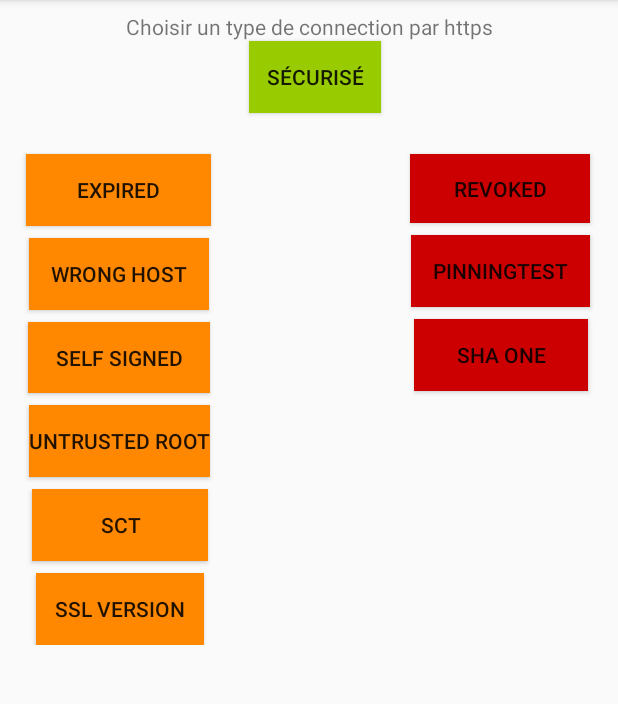
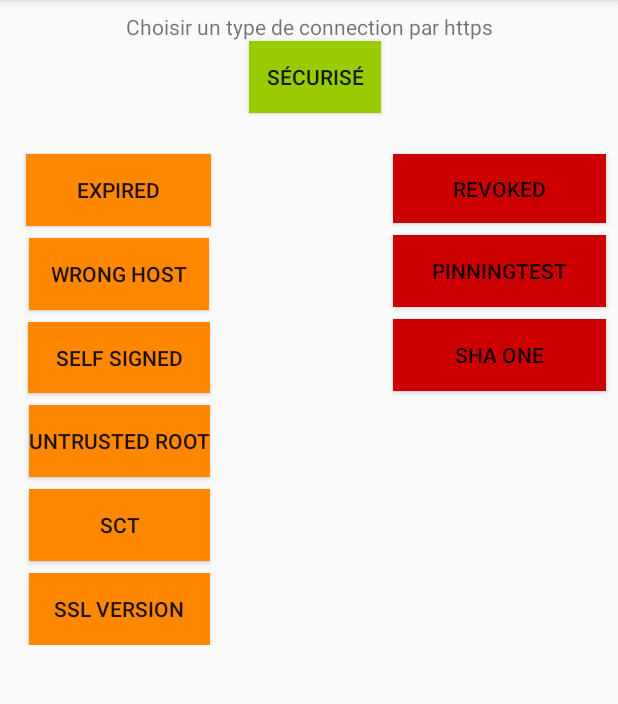
Before and after one commit to Thoril/AndroidSecurityProject, an Android app: the CertificatActivity screen opened directly, with no data from a screen before it, on a phone screen of 412 x 824 dp, the part 84-788 px from its top. Run offline under Robolectric (Android 15) with nearby library versions, the phone set to English and light mode, and no system bars.

Commit message:
Modification graphique

```diff
--- a/AndroidToolBox/app/src/main/res/layout/activity_certificat.xml
+++ b/AndroidToolBox/app/src/main/res/layout/activity_certificat.xml
@@ -31,7 +31,7 @@
                     android:background="@android:color/holo_orange_dark"/>
             <Button
                     android:text="pinningTest"
-                    android:layout_width="119dp"
+                    android:layout_width="0dp"
                     android:layout_height="wrap_content" android:id="@+id/pinningTest"
                     app:layout_constraintTop_toBottomOf="@+id/revoked" app:layout_constraintEnd_toEndOf="@+id/revoked"
                     app:layout_constraintStart_toStartOf="@+id/revoked"
@@ -47,7 +47,7 @@
                     android:background="@android:color/holo_orange_dark"/>
             <Button
                     android:text="Sha One"
-                    android:layout_width="116dp"
+                    android:layout_width="0dp"
                     android:layout_height="wrap_content" android:id="@+id/shaOne"
                     app:layout_constraintTop_toBottomOf="@+id/pinningTest" android:layout_marginTop="8dp"
                     app:layout_constraintEnd_toEndOf="@+id/pinningTest"
@@ -71,7 +71,7 @@
                     android:background="@android:color/holo_orange_dark"/>
             <Button
                     android:text="sct"
-                    android:layout_width="117dp"
+                    android:layout_width="0dp"
                     android:layout_height="wrap_content" android:id="@+id/sct"
                     android:background="@android:color/holo_orange_dark"
                     android:layout_marginTop="8dp"
@@ -88,7 +88,7 @@
                     app:layout_constraintStart_toStartOf="parent" android:layout_marginStart="8dp"/>
             <Button
                     android:text="revoked"
-                    android:layout_width="120dp"
+                    android:layout_width="0dp"
                     android:layout_height="46dp" android:id="@+id/revoked"
                     app:layout_constraintTop_toBottomOf="@+id/certificate"
                     app:layout_constraintEnd_toEndOf="parent"
@@ -97,7 +97,7 @@
                     android:layout_marginStart="8dp"/>
             <Button
                     android:text="ssl Version"
-                    android:layout_width="112dp"
+                    android:layout_width="0dp"
                     android:layout_height="wrap_content" android:id="@+id/sslVersion"
                     app:layout_constraintTop_toBottomOf="@+id/sct" app:layout_constraintEnd_toEndOf="@+id/sct"
                     app:layout_constraintStart_toStartOf="@+id/sct" android:background="@android:color/holo_orange_dark"
```
